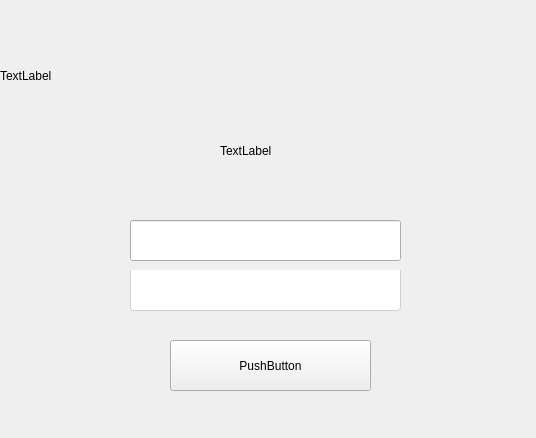
Old version of the form login.ui in the repository SHIDi233/DBMS.
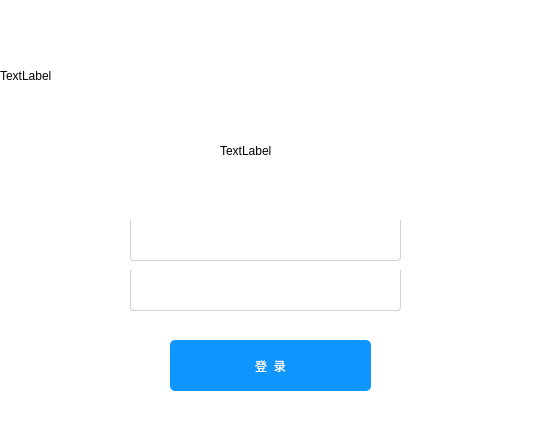
New version of the form.

Diff of the .ui file:
```diff
--- a/login.ui
+++ b/login.ui
@@ -13,6 +13,9 @@
   <property name="windowTitle">
    <string>MainWindow</string>
   </property>
+  <property name="styleSheet">
+   <string notr="true">background-color: rgb(255, 255, 255);</string>
+  </property>
   <widget class="QWidget" name="centralwidget">
    <widget class="QLabel" name="label">
     <property name="geometry">
@@ -36,8 +39,19 @@
       <height>51</height>
      </rect>
     </property>
+    <property name="font">
+     <font>
+      <family>Microsoft YaHei UI</family>
+      <pointsize>9</pointsize>
+     </font>
+    </property>
+    <property name="styleSheet">
+     <string notr="true">color:white;
+	background-color:rgb(14 , 150 , 254);
+	border-radius:5px;</string>
+    </property>
     <property name="text">
-     <string>PushButton</string>
+     <string>登  录</string>
     </property>
    </widget>
    <widget class="QLineEdit" name="lineEdit">
@@ -69,6 +83,16 @@
       <height>41</height>
      </rect>
     </property>
+    <property name="styleSheet">
+     <string notr="true">background:white;
+    padding-left:5px ;
+	padding-top:1px ;
+    border-bottom-left-radius:3px;
+    border-bottom-right-radius:3px;
+	border: 1px solid rgb(209 , 209 , 209);
+    border-top:transparent;
+</string>
+    </property>
    </widget>
    <widget class="QLabel" name="label_2">
     <property name="geometry">
```
